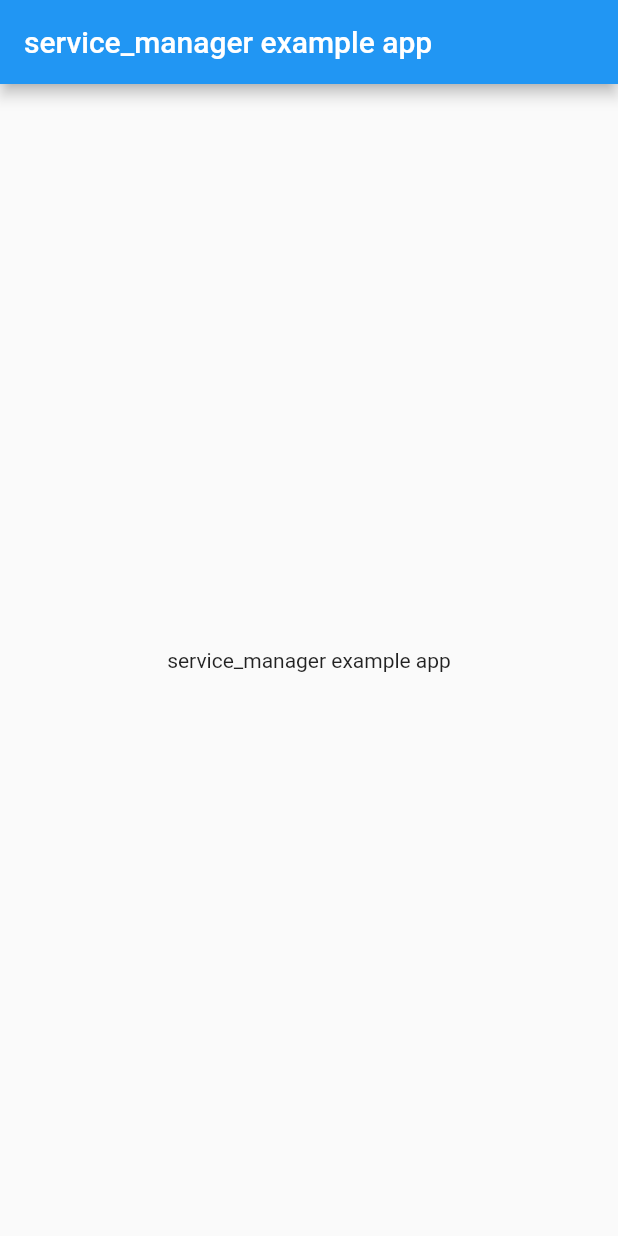
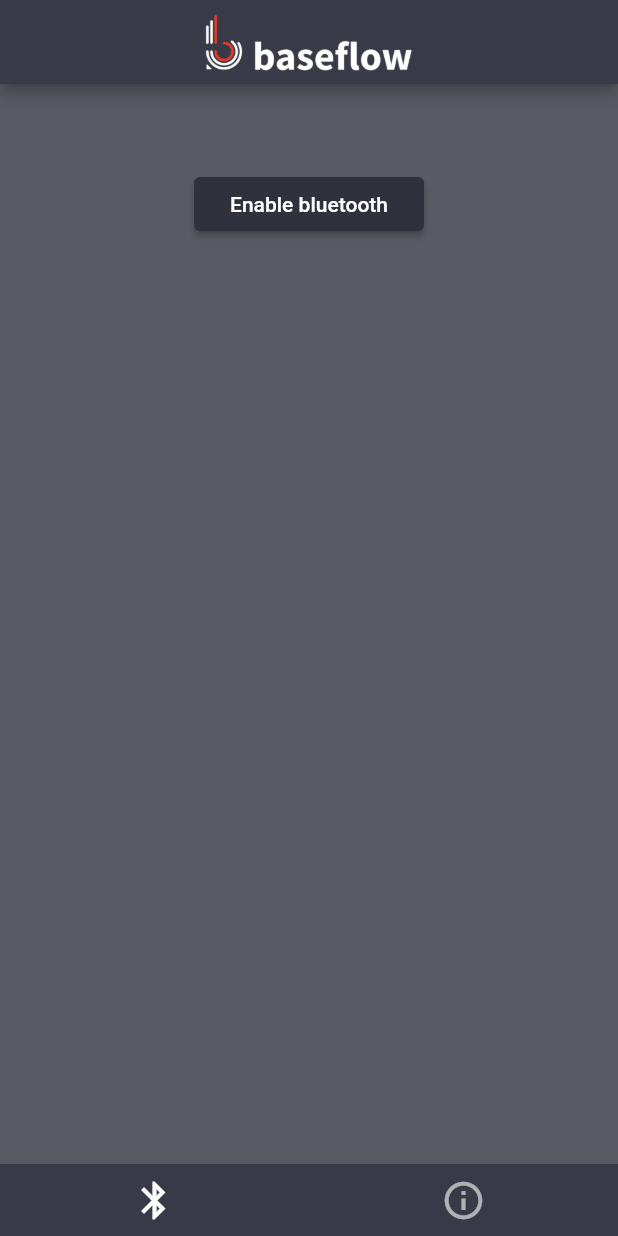
Before and after one commit to Baseflow/service_manager, a Flutter app: the screen it shows after launch, on a phone screen of 412 x 824 dp. Run offline on Flutter 3.47's test engine with Material 2 defaults, Android fonts, the phone set to English and light mode, and no system bars; our stand-ins replace plugin_platform_interface.

Commit message:
Implemented simple example app with the Baseflow example plugin template

```diff
--- a/service_manager/example/lib/main.dart
+++ b/service_manager/example/lib/main.dart
@@ -1,32 +1,147 @@
 import 'package:flutter/material.dart';
+import 'package:flutter/widgets.dart';
+import 'package:service_manager_example/template/globals.dart';
 
 void main() {
-  runApp(MyApp());
+  runApp(BaseflowPluginExample());
 }
 
-class MyApp extends StatefulWidget {
-  @override
-  _MyAppState createState() => _MyAppState();
-}
-
-class _MyAppState extends State<MyApp> {
-
-  @override
-  void initState() {
-    super.initState();
-  }
+class BaseflowPluginExample extends StatelessWidget {
+  final MaterialColor themeMaterialColor =
+      createMaterialColor(const Color.fromRGBO(48, 49, 60, 1));
 
   @override
   Widget build(BuildContext context) {
     return MaterialApp(
-      home: Scaffold(
-        appBar: AppBar(
-          title: const Text('service_manager example app'),
+      title: 'Baseflow ${Globals.pluginName}',
+      theme: ThemeData(
+        accentColor: Colors.white60,
+        backgroundColor: const Color.fromRGBO(48, 49, 60, 0.8),
+        buttonTheme: ButtonThemeData(
+          buttonColor: themeMaterialColor.shade500,
+          disabledColor: themeMaterialColor.withRed(200),
+          splashColor: themeMaterialColor.shade50,
+          textTheme: ButtonTextTheme.primary,
         ),
-        body: Center(
-          child: Text('service_manager example app'),
+        bottomAppBarColor: const Color.fromRGBO(57, 58, 71, 1),
+        hintColor: themeMaterialColor.shade500,
+        primarySwatch: createMaterialColor(const Color.fromRGBO(48, 49, 60, 1)),
+        textTheme: TextTheme(
+          bodyText1: TextStyle(
+            color: Colors.white,
+            fontSize: 16,
+            height: 1.3,
+          ),
+          bodyText2: TextStyle(
+            color: Colors.white,
+            fontSize: 18,
+            height: 1.2,
+          ),
+          button: TextStyle(color: Colors.white),
+          headline1: TextStyle(
+            color: Colors.white,
+            fontSize: 18,
+          ),
         ),
+        visualDensity: VisualDensity.adaptivePlatformDensity,
+        inputDecorationTheme: InputDecorationTheme(
+          fillColor: const Color.fromRGBO(37, 37, 37, 1),
+          filled: true,
+        ),
+      ),
+      home: MyHomePage(title: 'Baseflow ${Globals.pluginName} example app'),
+    );
+  }
+
+  static MaterialColor createMaterialColor(Color color) {
+    List strengths = <double>[.05];
+    Map swatch = <int, Color>{};
+    final int r = color.red, g = color.green, b = color.blue;
+
+    for (int i = 1; i < 10; i++) {
+      strengths.add(0.1 * i);
+    }
+    strengths.forEach((strength) {
+      final double ds = 0.5 - strength;
+      swatch[(strength * 1000).round()] = Color.fromRGBO(
+        r + ((ds < 0 ? r : (255 - r)) * ds).round(),
+        g + ((ds < 0 ? g : (255 - g)) * ds).round(),
+        b + ((ds < 0 ? b : (255 - b)) * ds).round(),
+        1,
+      );
+    });
+    return MaterialColor(color.value, swatch);
+  }
+}
+
+class MyHomePage extends StatefulWidget {
+  MyHomePage({Key key, this.title}) : super(key: key);
+
+  final String title;
+
+  @override
+  _MyHomePageState createState() => _MyHomePageState();
+}
+
+class _MyHomePageState extends State<MyHomePage> {
+  static final PageController _pageController = PageController(initialPage: 0);
+  int currentPage = 0;
+
+  @override
+  Widget build(BuildContext context) {
+    return Scaffold(
+      appBar: AppBar(
+        backgroundColor: Theme.of(context).bottomAppBarColor,
+        title: Center(
+          child: Image.asset(
+            'res/images/baseflow_logo_def_light-02.png',
+            width: 140,
+          ),
+        ),
+      ),
+      backgroundColor: Theme.of(context).backgroundColor,
+      body: PageView(
+        controller: _pageController,
+        children: Globals.pages,
+        onPageChanged: (page) {
+          setState(() {
+            currentPage = page;
+          });
+        },
+      ),
+      bottomNavigationBar: _bottomAppBar(),
+    );
+  }
+
+  BottomAppBar _bottomAppBar() {
+    return BottomAppBar(
+      elevation: 5,
+      color: Theme.of(context).bottomAppBarColor,
+      child: Row(
+        mainAxisSize: MainAxisSize.max,
+        mainAxisAlignment: MainAxisAlignment.spaceBetween,
+        children: List.unmodifiable(() sync* {
+          for (int i = 0; i < Globals.pages.length; i++) {
+            yield Expanded(
+              child: IconButton(
+                iconSize: 30,
+                icon: Icon(Globals.icons.elementAt(i)),
+                color: _bottomAppBarIconColor(i),
+                onPressed: () => _animateToPage(i),
+              ),
+            );
+          }
+        }()),
       ),
     );
   }
+
+  void _animateToPage(int page) {
+    _pageController.animateToPage(page,
+        duration: Duration(milliseconds: 200), curve: Curves.linear);
+  }
+
+  Color _bottomAppBarIconColor(int page) {
+    return currentPage == page ? Colors.white : Theme.of(context).accentColor;
+  }
 }
--- /dev/null
+++ b/service_manager/example/lib/plugin_example/service_manager_page.dart
@@ -0,0 +1,61 @@
+import 'package:flutter/material.dart';
+import 'package:service_manager/service_manager.dart';
+import 'package:service_manager_example/template/globals.dart';
+
+class ServiceManagerWidget extends StatefulWidget {
+  @override
+  _ServiceManagerWidgetState createState() => _ServiceManagerWidgetState();
+}
+
+class _ServiceManagerWidgetState extends State<ServiceManagerWidget> {
+  bool _bluetoothEnabled = false;
+
+  @override
+  void initState() {
+    super.initState();
+    _isBluetoothEnabled();
+  }
+
+  Future<void> _isBluetoothEnabled() async {
+    bool bluetoothEnabled = await isBluetoothEnabled();
+
+    setState(() {
+      _bluetoothEnabled = bluetoothEnabled;
+    });
+  }
+
+  Future<void> _askForBluetoothPermission() async {
+    bool wasBluetoothEnabled = await askForBluetoothPermission();
+
+    if (!_bluetoothEnabled && wasBluetoothEnabled) {
+      setState(() {
+        _bluetoothEnabled = true;
+      });
+    }
+  }
+
+  @override
+  Widget build(BuildContext context) {
+    return Padding(
+        padding:
+            Globals.defaultHorizontalPadding + Globals.defaultVerticalPadding,
+        child: Column(
+          crossAxisAlignment: CrossAxisAlignment.start,
+          mainAxisAlignment: MainAxisAlignment.start,
+          children: <Widget>[
+            Padding(
+              padding: EdgeInsets.only(top: 32),
+            ),
+            Center(
+              child: RaisedButton(
+                child: Text(
+                  _bluetoothEnabled ? 'Bluetooth enabled' : 'Enable bluetooth',
+                ),
+                onPressed:
+                    _bluetoothEnabled ? null : _askForBluetoothPermission,
+              ),
+            ),
+          ],
+        ));
+  }
+}
--- /dev/null
+++ b/service_manager/example/lib/template/globals.dart
@@ -0,0 +1,29 @@
+import 'dart:core';
+
+import 'package:flutter/material.dart';
+import 'package:service_manager_example/plugin_example/service_manager_page.dart';
+
+import 'info_page.dart';
+
+class Globals {
+  static const String pluginName = 'Service Manager';
+  static const String githubURL =
+      'https://https://github.com/Baseflow/service_manager';
+  static const String baseflowURL = 'https://baseflow.com';
+  static const String pubDevURL = 'https://pub.dev/packages/service_manager';
+
+  static const EdgeInsets defaultHorizontalPadding =
+      EdgeInsets.symmetric(horizontal: 24);
+  static const EdgeInsets defaultVerticalPadding =
+      EdgeInsets.symmetric(vertical: 24);
+
+  static final icons = [
+    Icons.bluetooth,
+    Icons.info_outline,
+  ];
+
+  static final pages = [
+    ServiceManagerWidget(),
+    InfoPage(),
+  ];
+}
```
Also changed, not shown: service_manager/example/lib/template/info_page.dart (added, +93 -0 lines), service_manager/example/pubspec.yaml (+4 -3 lines), service_manager/example/res/images/baseflow_logo_def_light-02.png (added), service_manager/example/res/images/poweredByBaseflowLogoLight.png (added), service_manager/example/res/images/poweredByBaseflowLogoLight@2x.png (added), service_manager/example/res/images/poweredByBaseflowLogoLight@3x.png (added), 2 other files.
